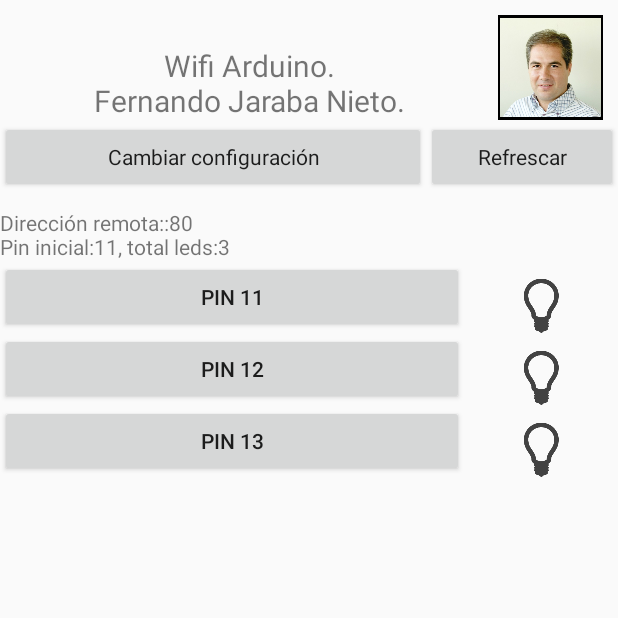
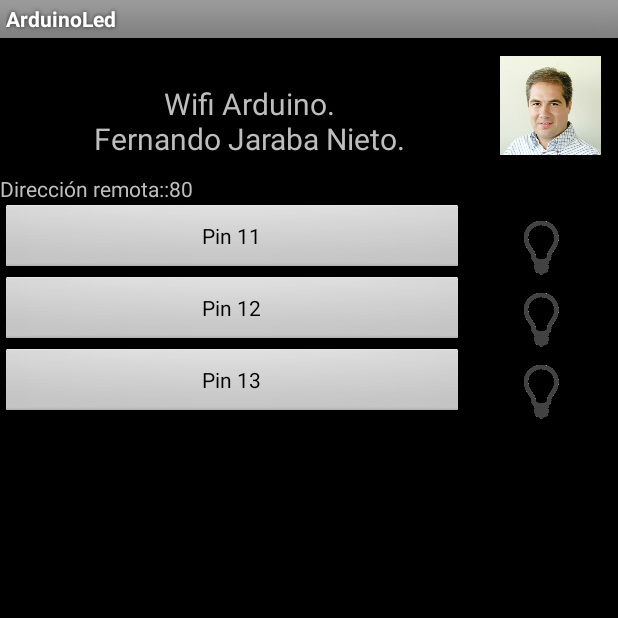
Before and after one commit to fjaraba/arduinoled, an Android app: the screen it shows after launch (MainActivity), on a phone screen of 412 x 824 dp, the top half of it. Run offline under Robolectric (Android 15) with nearby library versions, the phone set to English and light mode, and no system bars.

Commit message:
Quito los botones de configuración y refrecar y los cambio por un nuevo menú. Modifico también el tema principal.

```diff
--- a/arduinoled/src/main/AndroidManifest.xml
+++ b/arduinoled/src/main/AndroidManifest.xml
@@ -10,7 +10,8 @@
         android:theme="@style/AppTheme" >
         <activity
             android:name=".MainActivity"
-            android:label="@string/app_name" >
+            android:label="@string/app_name"
+            android:theme="@android:style/Theme.Black">
             <intent-filter>
                 <action android:name="android.intent.action.MAIN" />
 
--- a/arduinoled/src/main/java/es/fjaraba/arduinoled/MainActivity.java
+++ b/arduinoled/src/main/java/es/fjaraba/arduinoled/MainActivity.java
@@ -7,20 +7,17 @@ import android.content.SharedPreferences;
 import android.os.AsyncTask;
 import android.os.Bundle;
 import android.preference.PreferenceManager;
+import android.view.Menu;
+import android.view.MenuInflater;
 import android.view.MenuItem;
 import android.view.View;
 import android.widget.Button;
-import android.widget.EditText;
 import android.widget.ImageView;
 import android.widget.LinearLayout;
 import android.widget.TextView;
-import android.widget.Toast;
 
 import java.io.IOException;
 import java.io.InputStream;
-import java.io.InputStreamReader;
-import java.io.Reader;
-import java.io.UnsupportedEncodingException;
 import java.net.HttpURLConnection;
 import java.net.URL;
 
@@ -36,29 +33,32 @@ import java.net.URL;
  */
 
 public class MainActivity extends Activity implements View.OnClickListener {
-
+    //Strings de preferencias
     public final static String PREF_IP       = "PREF_IP_ADDRESS";
     public final static String PREF_PORT     = "PREF_PORT_NUMBER";
     public final static String PREF_LEDS     = "PREF_LEDS";
     public final static String PREF_MIN_PIN  = "PREF_MIN_PIN";
     public final static String PREF_MULTIPLE = "PREF_MULTIPLE";
 
-    public final static int MAX_LED = 20;
-    public final static int BUTTON_INDEX = 2000;
-
-    private TextView m_txtConf;
+    //Preferencias
     private SharedPreferences m_prefs;
     private String m_sIP;
     private int m_nPort;
     private int m_nLeds;
     private int m_nPinInicial;
     private boolean m_bMultiplesConex;
-    private boolean m_bEjecutando;
+
+    //Constantes
+    public final static int MAX_LED = 20;
+    public final static int BUTTON_INDEX = 2000;
+
+
+    private TextView m_txtConf;
     private ImageView m_aImagenes[];
 
     public MainActivity() {
+        //Inicializo las variables miembro
         m_aImagenes = new ImageView[MAX_LED];
-        m_bEjecutando = false;
     }
 
     @Override
@@ -66,36 +66,56 @@ public class MainActivity extends Activity implements View.OnClickListener {
         super.onCreate(savedInstanceState);
         setContentView(R.layout.activity_main);
 
-        //Botón configurar
-        Button btnConf = (Button) findViewById(R.id.btn_conf);
-        btnConf.setOnClickListener(new View.OnClickListener() {
-            public void onClick(View v) {
-                //Muestro el Intent de las preferencias indicando que quiero respuesta.
-                Intent intent = new Intent(MainActivity.this, PrefsActivity.class);
-                startActivityForResult(intent, 0);
-            }
-        });
-
-        //Botón refrescar
-        Button btnRefrescar = (Button) findViewById(R.id.btn_refrescar);
-        btnRefrescar.setOnClickListener(new View.OnClickListener() {
-            public void onClick(View v) {
-                //Solicito al ESP8266 el estado de los leds del arduino
-                preguntaEstadoGlobal();
-            }
-        });
-
         //Parseo la configuración.
         m_txtConf = (TextView)findViewById(R.id.direccionRemota);
         m_prefs = PreferenceManager.getDefaultSharedPreferences(MainActivity.this);
         parseaPreferencias();
     }
 
+    @Override
+    public boolean onCreateOptionsMenu(Menu menu)
+    {
+        //Inflo el XML con el menú
+        MenuInflater inflater = getMenuInflater();
+        inflater.inflate(R.menu.menu_main, menu);
+        return true;
+    }
+
+    /*
+    @Override
+    public boolean onMenuOpened(int featureId, Menu menu) {
+        //Permite mostrar/ocutal elementos del menu
+    }
+    */
+
+    @Override
+    public boolean onOptionsItemSelected(MenuItem item) {
+        // Handle item selection
+        switch (item.getItemId()) {
+            case R.id.about: {
+                //ShowAbout();
+                return true;
+            }
+            case R.id.refrescar: {
+                //Solicito al ESP8266 el estado de los leds del arduino
+                preguntaEstadoGlobal();
+                return true;
+            }
+            case R.id.configuracion: {
+                //Muestro el Intent de las preferencias indicando que quiero respuesta.
+                Intent intent = new Intent(MainActivity.this, PrefsActivity.class);
+                startActivityForResult(intent, 0);
+                return true;
+            }
+            default:
+                return super.onOptionsItemSelected(item);
+        }
+    }
+
     /*Nos avisa cuando se finalice el intent de preferencias*/
     protected void onActivityResult(int requestCode, int resultCode, Intent data) {
         parseaPreferencias();
     }
-
 
     public void parseaPreferencias() {
         int nLeds = m_nLeds;
@@ -110,11 +130,11 @@ public class MainActivity extends Activity implements View.OnClickListener {
         if (m_nLeds>=(MAX_LED-m_nPinInicial))
             m_nLeds = MAX_LED-m_nPinInicial-1;
 
-        //Pongo un literal indicando las preferencias
+        //Pongo un literal indicando las preferencias seleccionadas
         String strConf = "Dirección remota:" + m_sIP;
         strConf += ":" + Integer.toString(m_nPort);
-        strConf += "\nPin inicial:" + Integer.toString(m_nPinInicial);
-        strConf += ", total leds:" + Integer.toString(m_nLeds);
+        //strConf += "\nPin inicial:" + Integer.toString(m_nPinInicial);
+        //strConf += ", total leds:" + Integer.toString(m_nLeds);
         m_txtConf.setText(strConf);
 
         //Compruebo si se ha modificado el número de botones
@@ -156,16 +176,17 @@ public class MainActivity extends Activity implements View.OnClickListener {
     }
 
     public void habilitaBotones(boolean bHabilitar){
-        m_bEjecutando = !bHabilitar;
         if (!m_bMultiplesConex) {
+            //Botones de los leds
             for (int n = 0; n < m_nLeds; n++) {
                 Button btn = (Button) findViewById(BUTTON_INDEX + m_nPinInicial + n);
                 btn.setEnabled(bHabilitar);
                 btn.setClickable(bHabilitar);
             }
+            //Botón refrescar
+            /*Button btnRefrescar = (Button) findViewById(R.id.btn_refrescar);
+            btnRefrescar.setEnabled(bHabilitar);*/
         }
-        Button btnRefrescar = (Button) findViewById(R.id.btn_refrescar);
-        btnRefrescar.setEnabled(bHabilitar);
     }
 
     @Override
@@ -175,10 +196,10 @@ public class MainActivity extends Activity implements View.OnClickListener {
             //Si no se permiten múltiple conexiones deshabilito los botones
             habilitaBotones(false);
 
-            // get the pin number
+            // Obtengo el número del PIN
             String parameterValue = Integer.toString(view.getId() - BUTTON_INDEX);
 
-            // execute HTTP request
+            // Ejecuto la petición
             if (m_sIP.length() > 0 && m_nPort > 0) {
                 new HttpRequestAsyncTask(
                     view.getContext(), parameterValue, m_sIP, Integer.toString(m_nPort), "pin"
@@ -189,10 +210,9 @@ public class MainActivity extends Activity implements View.OnClickListener {
 
     /*Hace una consulta del estado de todos los leds y los actualiza dependiendo la respuesta de la placa.*/
     public void preguntaEstadoGlobal(){
-
         habilitaBotones(false);
 
-        // Ejecto la petición
+        // Ejecuto la petición
         if (m_sIP.length() > 0 && m_nPort > 0) {
             new HttpRequestAsyncTask(
                     getApplicationContext(), Integer.toString(m_nPinInicial), m_sIP, Integer.toString(m_nPort), "global"
@@ -201,19 +221,15 @@ public class MainActivity extends Activity implements View.OnClickListener {
     }
 
     public void cambiaImagen(int nLed, String sEstado){
-        if (nLed==0 || sEstado==null){
-            //ponMensaje("La respuesta del servidor no es adecuada. Debe ser similar a 'pin12:ON'");
-            int n = 0;
-        } else {
+        if ((nLed!=0) && !(sEstado==null)){
             int resImagenLed = getResources().getIdentifier(sEstado, "drawable", getPackageName());
             ImageView imgLed = m_aImagenes[nLed];
             imgLed.setImageResource(resImagenLed);
         }
     }
 
-
     void parseaLed(String str){
-        //Respuesta a un único Led: led11:on
+        //Respuesta a un único Led. Ej: led11:on
         String[] sParts = str.split(":");
         String sPin = sParts[0].substring(3, 5);
         int nLed = Integer.parseInt(sPin);
@@ -224,13 +240,13 @@ public class MainActivity extends Activity implements View.OnClickListener {
     void parseaRespuestaHTTP(String requestReply){
         try {
             if (requestReply.contains("global&")) {
-                //Respuesta global: global&led11:on&led12:off&led13:on
+                //Respuesta global. Ej: global&led11:on&led12:off&led13:on
                 String[] sParts = requestReply.split("&");
                 for (int n=1; n<sParts.length;n++){
                     parseaLed(sParts[n]);
                 }
             } else if (requestReply.contains(":")) {
-                //Respuesta a un único Led: led11:on
+                //Respuesta a un único Led. Ej: led11:on
                 parseaLed(requestReply);
             }
         } catch (Exception e){
@@ -306,8 +322,6 @@ public class MainActivity extends Activity implements View.OnClickListener {
         /**
          * Name: onPostExecute
          * Description: This function is executed after the HTTP request returns from the ip address.
-         * The function sets the dialog's message with the reply text from the server and display the dialog
-         * if it's not displayed already (in case it was closed by accident);
          * @param aVoid void parameter
          */
         @Override
@@ -328,14 +342,6 @@ public class MainActivity extends Activity implements View.OnClickListener {
 
     }
 
-    // Reads an InputStream and converts it to a String.
-    public String readIt(InputStream stream, int len) throws IOException {
-        Reader reader;
-        reader = new InputStreamReader(stream, "UTF-8");
-        char[] buffer = new char[len];
-        reader.read(buffer);
-        return new String(buffer);
-    }
 
     /**
      * Description: Send an HTTP Get request to a specified ip address and port.
@@ -349,10 +355,6 @@ public class MainActivity extends Activity implements View.OnClickListener {
     public String sendRequest(String parameterValue, String ipAddress, String portNumber, String parameterName) throws IOException {
         InputStream is =null;
 
-        // Only display the first 500 characters of the retrieved
-        // web page content.
-        int len = 500;
-
         try {
             URL url = new URL("http://"+ipAddress+":"+portNumber+"/?"+parameterName+"="+parameterValue);
             HttpURLConnection conn = (HttpURLConnection) url.openConnection();
@@ -365,11 +367,13 @@ public class MainActivity extends Activity implements View.OnClickListener {
             int response = conn.getResponseCode();
             is = conn.getInputStream();
 
-            // Convert the InputStream into a string
-            return readIt(is, len);
+            // Paso los datos del InputStream a un String
+            java.util.Scanner s = new java.util.Scanner(is);
+            String str = s.useDelimiter("\\A").hasNext() ? s.next(): "";
+            s.close();
+            return str;
 
-            // Makes sure that the InputStream is closed after the app is
-            // finished using it.
+            // Makes sure that the InputStream is closed after the app is finished using it.
         } finally {
             if (is != null) {
                 is.close();
--- a/arduinoled/src/main/res/layout/activity_main.xml
+++ b/arduinoled/src/main/res/layout/activity_main.xml
@@ -40,40 +40,6 @@
                 android:adjustViewBounds="true" />
         </LinearLayout>
 
-
-        <LinearLayout
-        android:layout_width="fill_parent"
-        android:layout_height="fill_parent"
-        android:orientation="horizontal"
-        android:id="@+id/botones_menu">
-            <Button
-                android:layout_width="wrap_content"
-                android:layout_height="wrap_content"
-                android:text="Cambiar configuración"
-                android:id="@+id/btn_conf"
-                android:clickable="true"
-                android:enabled="true"
-                android:capitalize="none"
-                android:elegantTextHeight="true"
-                android:contentDescription="Cambiar la configuración"
-                android:focusable="true"
-                android:layout_weight="3"
-                style="@style/AlertDialog.AppCompat.Light" />
-            <Button
-                android:layout_width="wrap_content"
-                android:layout_height="wrap_content"
-                android:text="Refrescar"
-                android:id="@+id/btn_refrescar"
-                android:clickable="true"
-                android:enabled="true"
-                android:capitalize="none"
-                android:elegantTextHeight="true"
-                android:contentDescription="Refrescar"
-                android:focusable="true"
-                android:layout_weight="1"
-                style="@style/AlertDialog.AppCompat.Light" />
-        </LinearLayout>
-
         <TextView
             android:layout_width="wrap_content"
             android:layout_height="wrap_content"
--- a/arduinoled/src/main/res/menu/menu_main.xml
+++ b/arduinoled/src/main/res/menu/menu_main.xml
@@ -1,8 +1,8 @@
-<menu xmlns:android="http://schemas.android.com/apk/res/android"
-    xmlns:app="http://schemas.android.com/apk/res-auto"
-    xmlns:tools="http://schemas.android.com/tools" tools:context=".MainActivity">
-    <item   android:id="@+id/action_settings"
-            android:title="@string/action_settings"
-            android:orderInCategory="100"
-            app:showAsAction="never" />
+<menu xmlns:android="http://schemas.android.com/apk/res/android">
+    <item   android:id="@+id/configuracion"
+            android:title="Configuración" />
+    <item   android:id="@+id/refrescar"
+        android:title="Refrescar" />
+    <item   android:id="@+id/about"
+        android:title="Sobre mí" />
 </menu>
```
